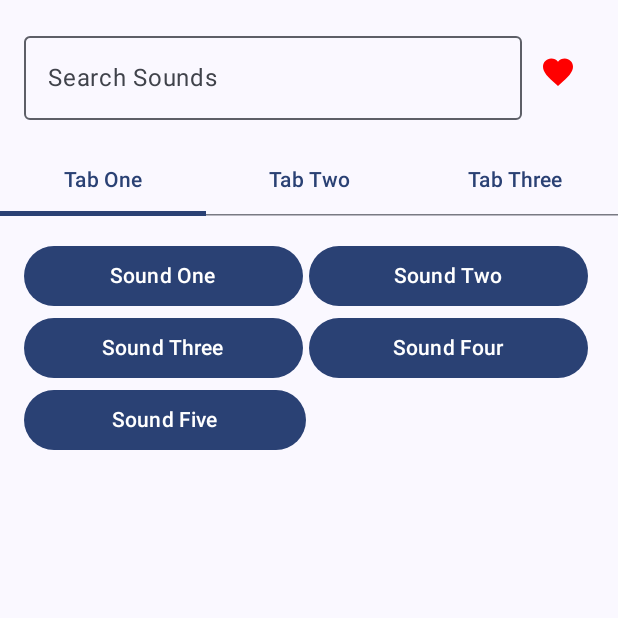
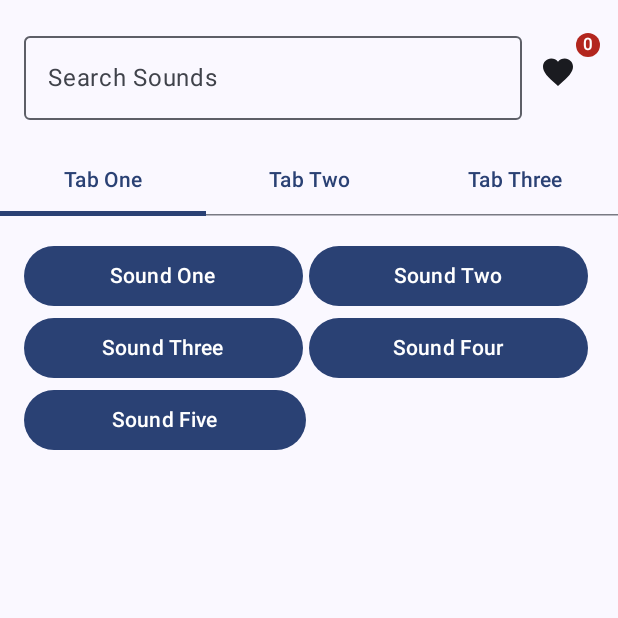
Before and after one commit to mumudevx/android-soundboard, an Android app built with Jetpack Compose: the screen it shows after launch (MainActivity), on a phone screen of 412 x 824 dp, the top half of it. Run offline under Robolectric (Android 15) with nearby library versions, the phone set to English and light mode, and no system bars; our stand-ins replace AdMob, livedata-compose; 2 statements that could not run were skipped.

Commit message:
Update
- SharedPreference was added for favorite sounds

- Favorite sounds navigation was completed.

- SoundsViewModel was added with some logics.

- Main SounboardScreen was updated.

```diff
--- a/app/build.gradle.kts
+++ b/app/build.gradle.kts
@@ -61,6 +61,8 @@ dependencies {
     implementation(libs.androidx.material3)
     implementation(libs.play.services.ads)
     implementation(libs.androidx.navigation.compose)
+    implementation(libs.androidx.lifecycle.livedata.ktx)
+    implementation(libs.androidx.runtime.livedata)
     testImplementation(libs.junit)
     androidTestImplementation(libs.androidx.junit)
     androidTestImplementation(libs.androidx.espresso.core)
--- a/app/src/main/java/com/mumudevx/soundboard/MainActivity.kt
+++ b/app/src/main/java/com/mumudevx/soundboard/MainActivity.kt
@@ -10,6 +10,7 @@ import androidx.compose.foundation.layout.height
 import androidx.compose.foundation.layout.safeContentPadding
 import androidx.compose.ui.Alignment
 import androidx.compose.ui.Modifier
+import androidx.compose.ui.platform.LocalContext
 import androidx.compose.ui.viewinterop.AndroidView
 import androidx.core.view.WindowCompat
 import androidx.navigation.compose.NavHost
@@ -24,7 +25,6 @@ import com.google.android.gms.ads.LoadAdError
 import com.google.android.gms.ads.interstitial.InterstitialAd
 import com.google.android.gms.ads.interstitial.InterstitialAdLoadCallback
 import com.google.android.gms.ads.MobileAds
-import com.mumudevx.soundboard.ui.FavoriteSoundsScreen
 import com.mumudevx.soundboard.ui.FavoriteSoundsScreenContent
 import com.mumudevx.soundboard.ui.SoundboardScreenContent
 import com.mumudevx.soundboard.ui.theme.SoundboardTheme
@@ -58,10 +58,10 @@ class MainActivity : ComponentActivity() {
                     val navController = rememberNavController();
                     NavHost(navController = navController, startDestination = "soundboard") {
                         composable("soundboard") {
-                            SoundboardScreenContent(navController)
+                            SoundboardScreenContent()
                         }
                         composable("favoriteSounds") {
-                            FavoriteSoundsScreenContent()
+                            FavoriteSoundsScreenContent(navController)
                         }
                     }
 
--- a/app/src/main/java/com/mumudevx/soundboard/model/Sound.kt
+++ b/app/src/main/java/com/mumudevx/soundboard/model/Sound.kt
@@ -1,3 +1,3 @@
 package com.mumudevx.soundboard.model
 
-data class Sound(val title: String, val resourceId: Int, var isFavorite: Boolean = false)
+data class Sound(val title: String, val resourceId: Int)
--- a/app/src/main/java/com/mumudevx/soundboard/ui/SoundboardScreen.kt
+++ b/app/src/main/java/com/mumudevx/soundboard/ui/SoundboardScreen.kt
@@ -4,6 +4,7 @@ import android.content.Context
 import android.media.MediaPlayer
 import androidx.activity.ComponentActivity
 import androidx.compose.foundation.ExperimentalFoundationApi
+import androidx.compose.foundation.clickable
 import androidx.compose.foundation.combinedClickable
 import androidx.compose.foundation.layout.*
 import androidx.compose.foundation.rememberScrollState
@@ -29,39 +30,28 @@ import androidx.compose.ui.graphics.Color
 import androidx.compose.ui.platform.LocalContext
 import androidx.compose.ui.res.painterResource
 import androidx.compose.ui.unit.dp
-import androidx.navigation.NavController
 import com.mumudevx.soundboard.MainActivity
 import com.mumudevx.soundboard.R
 import com.mumudevx.soundboard.model.Sound
+import com.mumudevx.soundboard.viewmodel.SoundsViewModel
 import kotlinx.coroutines.launch
+import androidx.compose.material3.BadgedBox
+import androidx.compose.material3.Badge
+import androidx.compose.runtime.livedata.observeAsState
 
 class SoundboardScreen : ComponentActivity()
 
 var isPlaying: Boolean by mutableStateOf(false)
 
 @Composable
-fun SoundboardScreenContent(navController: NavController) {
+fun SoundboardScreenContent() {
     val coroutineScope = rememberCoroutineScope()
+
+    val viewModel = SoundsViewModel(LocalContext.current)
 
     val tabs = listOf("Tab One", "Tab Two", "Tab Three")
 
-    val allSounds = listOf(
-        Sound("Sound One", R.raw.sound_1),
-        Sound("Sound Two", R.raw.sound_2),
-        Sound("Sound Three", R.raw.sound_3),
-        Sound("Sound Four", R.raw.sound_4),
-        Sound("Sound Five", R.raw.sound_5),
-        Sound("Sound Six", R.raw.sound_6),
-        Sound("Sound Seven", R.raw.sound_7),
-        Sound("Sound Eight", R.raw.sound_8),
-        Sound("Sound Nine", R.raw.sound_9),
-        Sound("Sound Ten", R.raw.sound_10),
-        Sound("Sound Eleven", R.raw.sound_11),
-        Sound("Sound Twelve", R.raw.sound_12),
-        Sound("Sound Thirteen", R.raw.sound_13),
-        Sound("Sound Fourteen", R.raw.sound_14),
-        Sound("Sound Fifteen", R.raw.sound_15)
-    )
+    val allSounds = SoundsViewModel.allSounds
 
     var selectedTabIndex by remember { mutableIntStateOf(0) }
     var searchText by remember { mutableStateOf("") }
@@ -96,16 +86,7 @@ fun SoundboardScreenContent(navController: NavController) {
                             modifier = Modifier
                                 .weight(1f)
                         )
-                        IconButton(onClick = {
-                            println("Favorites Clicked!")
-                            navController.navigate("favoriteSounds")
-                        }) {
-                            Icon(
-                                Icons.Filled.Favorite,
-                                contentDescription = "Favorite Sounds",
-                                tint = Color.Red
-                            )
-                        }
+                        ShowFavoriteBadge(viewModel)
                     }
 
                     TabRow(selectedTabIndex = selectedTabIndex) {
@@ -227,10 +208,11 @@ fun TabContent(sounds: List<Sound>) {
             showDialog = showDialog,
             onDismissRequest = { showDialog = false },
             onCancel = {
-                // Handle cancel action
                 showDialog = false
             },
-            selectedSound?.title ?: ""
+            selectedSound?.title ?: "",
+            viewModel = SoundsViewModel(context),
+            selectedSound
         )
     }
 }
@@ -241,7 +223,9 @@ fun ShowDialogIfNeeded(
     showDialog: Boolean,
     onDismissRequest: () -> Unit,
     onCancel: () -> Unit,
-    soundTitle: String
+    soundTitle: String,
+    viewModel: SoundsViewModel,
+    selectedSound: Sound?
 ) {
     if (showDialog) {
         AlertDialog(
@@ -252,12 +236,12 @@ fun ShowDialogIfNeeded(
                     Text(
                         text = "Add to favorites",
                         modifier = Modifier
-                            .combinedClickable(
-                                onClick = {
-                                    // Handle click action
-                                    println("Add to favorites clicked!")
+                            .clickable {
+                                selectedSound?.let {
+                                    viewModel.addFavorite(it)
+                                    onDismissRequest()
                                 }
-                            )
+                            }
                             .padding(8.dp),
                         style = MaterialTheme.typography.bodyMedium
                     )
@@ -268,6 +252,7 @@ fun ShowDialogIfNeeded(
                                 onClick = {
                                     // Handle click action
                                     println("Set as ringtone clicked!")
+                                    onDismissRequest()
                                 }
                             )
                             .padding(8.dp),
@@ -280,6 +265,7 @@ fun ShowDialogIfNeeded(
                                 onClick = {
                                     // Handle click action
                                     println("Set as alarm clicked!")
+                                    onDismissRequest()
                                 }
                             )
                             .padding(8.dp),
@@ -292,6 +278,7 @@ fun ShowDialogIfNeeded(
                                 onClick = {
                                     // Handle click action
                                     println("Set as notification clicked!")
+                                    onDismissRequest()
                                 }
                             )
                             .padding(8.dp),
@@ -306,6 +293,27 @@ fun ShowDialogIfNeeded(
                 }
             }
         )
+    }
+}
+
+@Composable
+fun ShowFavoriteBadge(viewModel: SoundsViewModel) {
+    val favoriteSoundsCount = viewModel.favoriteSoundsCount.observeAsState(initial = 0).value
+    val favoriteSounds = viewModel.favoriteSounds.observeAsState(initial = listOf())
+
+    println("init favoriteSoundsCount: $favoriteSoundsCount")
+    println("init favoriteSounds: $favoriteSounds")
+
+    BadgedBox(
+        badge = {
+            Badge {
+                Text(text = favoriteSoundsCount.toString())
+            }
+        }
+    ) {
+        IconButton(onClick = {}) {
+            Icon(Icons.Filled.Favorite, contentDescription = "Favorite Sounds")
+        }
     }
 }
 
--- /dev/null
+++ b/app/src/main/java/com/mumudevx/soundboard/viewmodel/SoundsViewModel.kt
@@ -0,0 +1,85 @@
+package com.mumudevx.soundboard.viewmodel
+
+import android.annotation.SuppressLint
+import android.content.Context
+import androidx.compose.ui.platform.LocalContext
+import androidx.lifecycle.LiveData
+import androidx.lifecycle.MutableLiveData
+import androidx.lifecycle.ViewModel
+import com.mumudevx.soundboard.R
+import com.mumudevx.soundboard.model.Sound
+
+class SoundsViewModel(context: Context) : ViewModel() {
+    private val _favoriteSounds = MutableLiveData<List<Sound>>(listOf())
+
+    val favoriteSounds: LiveData<List<Sound>> = _favoriteSounds
+    val favoriteSoundsCount = MutableLiveData<Int>()
+
+    private val sharedPreferences = context.getSharedPreferences("Favorites", Context.MODE_PRIVATE)
+
+    init {
+        loadFavorites()
+
+        _favoriteSounds.observeForever {
+            favoriteSoundsCount.value = it.size
+        }
+    }
+
+    private fun loadFavorites() {
+        val favoritesSet = sharedPreferences.getStringSet("favoriteIndexes", setOf()) ?: setOf()
+        val favoritesList = favoritesSet.map { index -> allSounds[index.toInt()] }
+        _favoriteSounds.value = favoritesList
+    }
+
+    @SuppressLint("MutatingSharedPrefs")
+    fun addFavorite(sound: Sound) {
+        val index = allSounds.indexOf(sound)
+        if (index != -1) {
+            val editor = sharedPreferences.edit()
+            val favoritesSet =
+                sharedPreferences.getStringSet("favoriteIndexes", mutableSetOf()) ?: mutableSetOf()
+            favoritesSet.add(index.toString())
+            editor.putStringSet("favoriteIndexes", favoritesSet)
+            editor.apply()
+
+            _favoriteSounds.value = _favoriteSounds.value?.plus(sound)
+
+            println("Favorite sounds count: ${favoriteSoundsCount.value}")
+        }
+    }
+
+    @SuppressLint("MutatingSharedPrefs")
+    fun removeFavorite(sound: Sound) {
+        val index = allSounds.indexOf(sound)
+        if (index != -1) {
+            val editor = sharedPreferences.edit()
+            val favoritesSet =
+                sharedPreferences.getStringSet("favoriteIndexes", mutableSetOf()) ?: mutableSetOf()
+            favoritesSet.remove(index.toString())
+            editor.putStringSet("favoriteIndexes", favoritesSet)
+            editor.apply()
+
+            _favoriteSounds.value = _favoriteSounds.value?.filter { it != sound }
+        }
+    }
+
+    companion object {
+        val allSounds = listOf(
+            Sound("Sound One", R.raw.sound_1),
+            Sound("Sound Two", R.raw.sound_2),
+            Sound("Sound Three", R.raw.sound_3),
+            Sound("Sound Four", R.raw.sound_4),
+            Sound("Sound Five", R.raw.sound_5),
+            Sound("Sound Six", R.raw.sound_6),
+            Sound("Sound Seven", R.raw.sound_7),
+            Sound("Sound Eight", R.raw.sound_8),
+            Sound("Sound Nine", R.raw.sound_9),
+            Sound("Sound Ten", R.raw.sound_10),
+            Sound("Sound Eleven", R.raw.sound_11),
+            Sound("Sound Twelve", R.raw.sound_12),
+            Sound("Sound Thirteen", R.raw.sound_13),
+            Sound("Sound Fourteen", R.raw.sound_14),
+            Sound("Sound Fifteen", R.raw.sound_15)
+        )
+    }
+}
--- a/gradle/libs.versions.toml
+++ b/gradle/libs.versions.toml
@@ -5,15 +5,18 @@ coreKtx = "1.10.1"
 junit = "4.13.2"
 junitVersion = "1.1.5"
 espressoCore = "3.5.1"
+lifecycleLivedataKtx = "2.8.3"
 lifecycleRuntimeKtx = "2.6.1"
 activityCompose = "1.8.0"
 composeBom = "2024.04.01"
 material = "1.6.8"
 navigationCompose = "2.7.7"
 playServicesAds = "23.1.0"
+runtimeLivedata = "1.6.8"
 
 [libraries]
 androidx-core-ktx = { group = "androidx.core", name = "core-ktx", version.ref = "coreKtx" }
+androidx-lifecycle-livedata-ktx = { module = "androidx.lifecycle:lifecycle-livedata-ktx", version.ref = "lifecycleLivedataKtx" }
 androidx-material = { module = "androidx.compose.material:material", version.ref = "material" }
 androidx-navigation-compose = { module = "androidx.navigation:navigation-compose", version.ref = "navigationCompose" }
 junit = { group = "junit", name = "junit", version.ref = "junit" }
@@ -30,6 +33,7 @@ androidx-ui-test-manifest = { group = "androidx.compose.ui", name = "ui-test-man
 androidx-ui-test-junit4 = { group = "androidx.compose.ui", name = "ui-test-junit4" }
 androidx-material3 = { group = "androidx.compose.material3", name = "material3" }
 play-services-ads = { module = "com.google.android.gms:play-services-ads", version.ref = "playServicesAds" }
+androidx-runtime-livedata = { group = "androidx.compose.runtime", name = "runtime-livedata", version.ref = "runtimeLivedata" }
 
 [plugins]
 android-application = { id = "com.android.application", version.ref = "agp" }
```
Also changed, not shown: app/src/main/java/com/mumudevx/soundboard/ui/FavoriteSoundsScreen.kt (+33 -6 lines).
